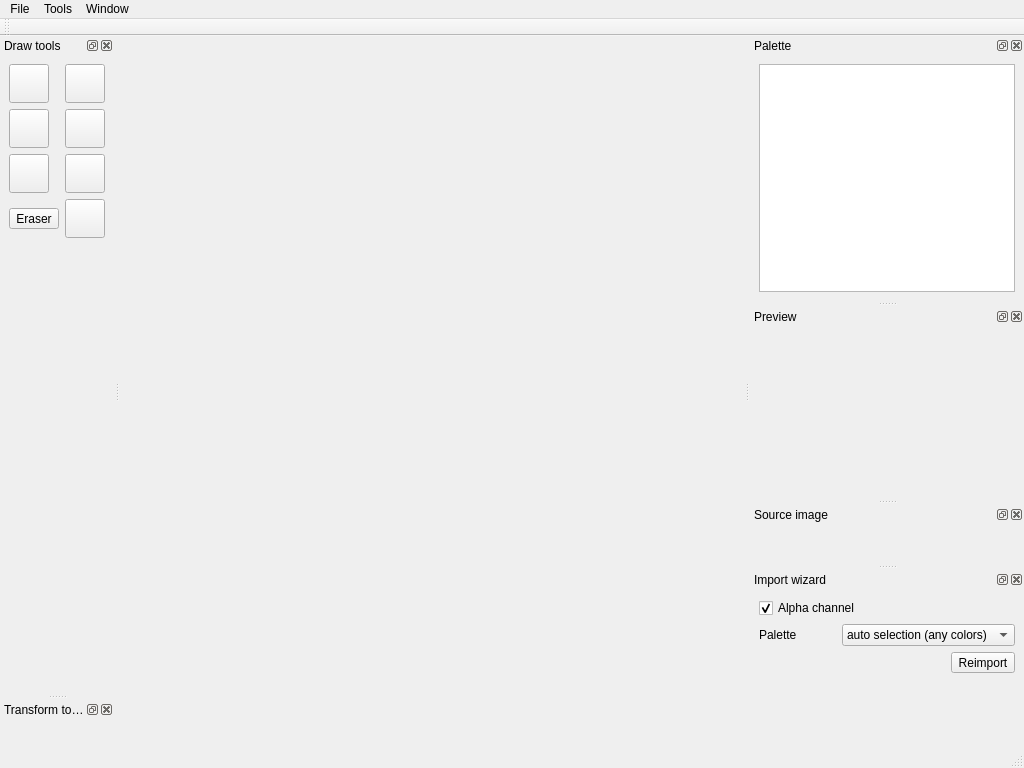
Qt form mainwindow.ui (mistificator/zx4pixelizer) before a commit.
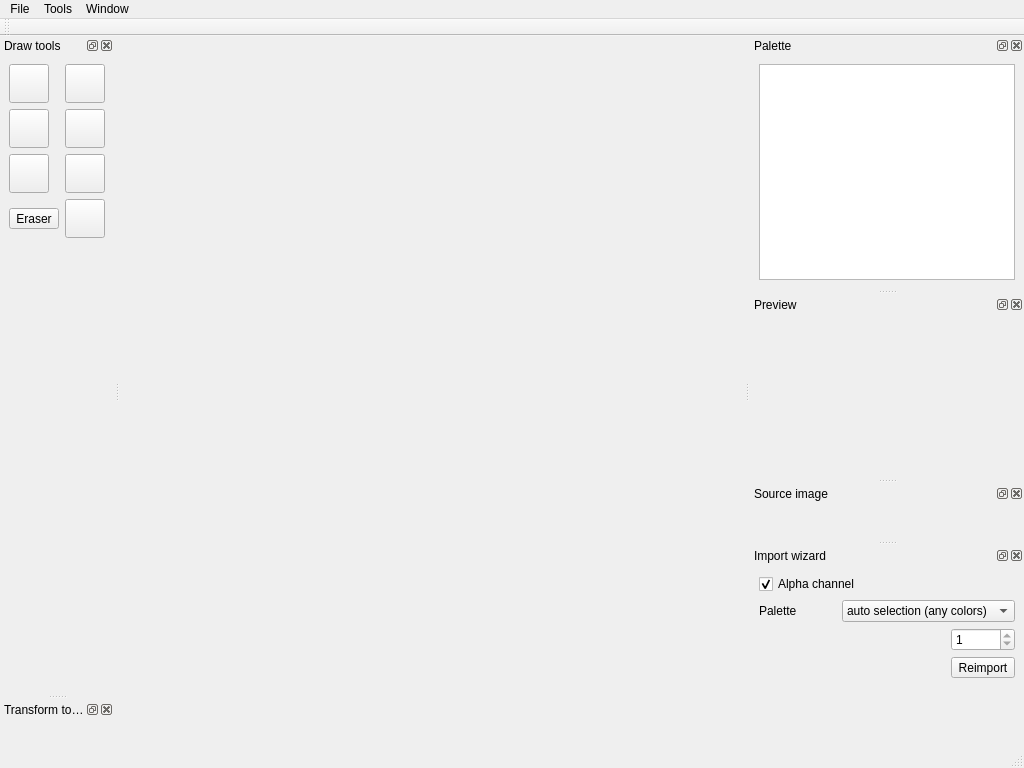
The same form after that commit. Icons and pictures are not drawn.

```diff
--- a/mainwindow.ui
+++ b/mainwindow.ui
@@ -446,16 +446,26 @@
    </attribute>
    <widget class="QWidget" name="dockWidgetContents_5">
     <layout class="QGridLayout" name="gridLayout_6">
-     <item row="2" column="2">
-      <widget class="QToolButton" name="importWizardApply">
-       <property name="layoutDirection">
-        <enum>Qt::LeftToRight</enum>
-       </property>
+     <item row="1" column="0">
+      <widget class="QLabel" name="label">
        <property name="text">
-        <string>Reimport</string>
+        <string>Palette</string>
        </property>
       </widget>
      </item>
+     <item row="4" column="2">
+      <spacer name="verticalSpacer_2">
+       <property name="orientation">
+        <enum>Qt::Vertical</enum>
+       </property>
+       <property name="sizeHint" stdset="0">
+        <size>
+         <width>20</width>
+         <height>40</height>
+        </size>
+       </property>
+      </spacer>
+     </item>
      <item row="1" column="1" colspan="2">
       <widget class="QComboBox" name="wizardPaletteBox">
        <property name="sizePolicy">
@@ -476,6 +486,16 @@
        </item>
       </widget>
      </item>
+     <item row="3" column="2">
+      <widget class="QToolButton" name="importWizardApply">
+       <property name="layoutDirection">
+        <enum>Qt::LeftToRight</enum>
+       </property>
+       <property name="text">
+        <string>Reimport</string>
+       </property>
+      </widget>
+     </item>
      <item row="0" column="0" colspan="3">
       <widget class="QCheckBox" name="alphaBox">
        <property name="toolTip">
@@ -489,26 +509,16 @@
        </property>
       </widget>
      </item>
-     <item row="1" column="0">
-      <widget class="QLabel" name="label">
-       <property name="text">
-        <string>Palette</string>
+     <item row="2" column="2">
+      <widget class="QSpinBox" name="paletteNumberBox">
+       <property name="minimum">
+        <number>1</number>
+       </property>
+       <property name="maximum">
+        <number>1</number>
        </property>
       </widget>
      </item>
-     <item row="3" column="2">
-      <spacer name="verticalSpacer_2">
-       <property name="orientation">
-        <enum>Qt::Vertical</enum>
-       </property>
-       <property name="sizeHint" stdset="0">
-        <size>
-         <width>20</width>
-         <height>40</height>
-        </size>
-       </property>
-      </spacer>
-     </item>
     </layout>
    </widget>
   </widget>
```
